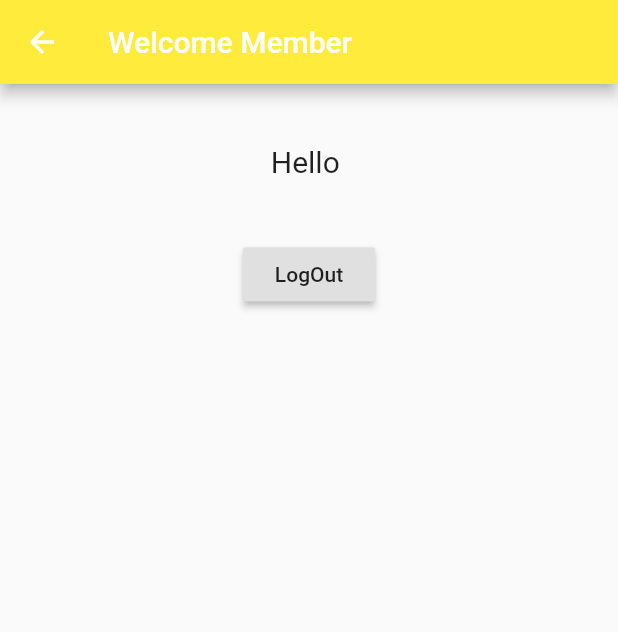
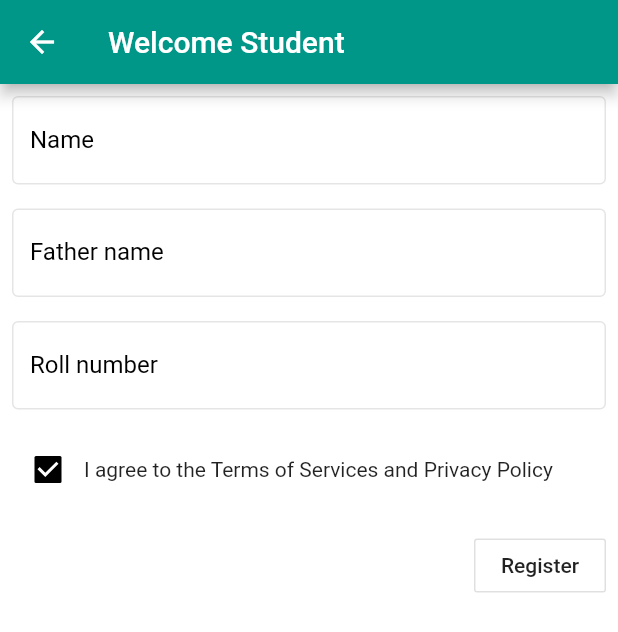
Before and after one commit to Lwin-Ko/alert, a Flutter app: the MemberPage screen opened by its route, on a phone screen of 412 x 824 dp. Shown: the top 632 px of the screen. Run offline on Flutter 3.47's test engine with Material 2 defaults, Android fonts, the phone set to English and light mode, and no system bars.

```diff
--- a/lib/MemberPage.dart
+++ b/lib/MemberPage.dart
@@ -1,30 +1,106 @@
 import 'package:flutter/material.dart';
+import 'ThemeData.dart';
 
-class MemberPage extends StatelessWidget {
+class MemberPage extends StatefulWidget {
+  const MemberPage({Key key, String username}) : super(key: key);
 
-  MemberPage({this.username});
-  final String username;
+  @override
+  State<StatefulWidget> createState() => _MemberPageState();
+}
+
+class _MemberPageState extends State<MemberPage> {
+  final GlobalKey<FormState> _formKey = GlobalKey<FormState>();
+  bool _agreedToTOS = true;
 
   @override
   Widget build(BuildContext context) {
-    return Scaffold(
-      appBar: AppBar(title: Text("Welcome Member"),),
-      body: Column(
+    return  Scaffold(
+      appBar: AppBar(title: Text("Welcome Student"),),
+        body:  new Form(
+      key: _formKey,
+      child: Container(
+        padding: const EdgeInsets.all(8.0),
+      child: Column(
+        crossAxisAlignment: CrossAxisAlignment.start,
         children: <Widget>[
-          new Padding(padding: EdgeInsets.only(top: 40.0)),
-          Center(child: Text('Hello $username', style: TextStyle(fontSize: 20.0),)),
-
-          new Padding(padding: EdgeInsets.only(top: 40.0)),
-//          Text('Hello $username', style: TextStyle(fontSize: 20.0),),
-
-          RaisedButton(
-            child: Text("LogOut"),
-            onPressed: (){
-              Navigator.pushReplacementNamed(context,'/MyHomePage');
+          TextFormField(
+            decoration: const InputDecoration(
+              labelText: 'Name',
+            ),
+            validator: (String value) {
+              if (value.trim().isEmpty) {
+                return 'Name is required';
+              }
             },
+          ),
+          const SizedBox(height: 16.0),
+          TextFormField(
+            decoration: const InputDecoration(
+              labelText: 'Father name',
+            ),
+            validator: (String value) {
+              if (value.trim().isEmpty) {
+                return 'Father name is required';
+              }
+            },
+          ),
+          const SizedBox(height: 16.0),
+          TextFormField(
+            decoration: const InputDecoration(
+              labelText: 'Roll number',
+            ),
+            validator: (String value) {
+              if (value.trim().isEmpty) {
+                return 'Roll Nummber is required';
+              }
+            },
+          ),
+          Padding(
+            padding: const EdgeInsets.symmetric(vertical: 16.0),
+            child: Row(
+              children: <Widget>[
+                Checkbox(
+                  value: _agreedToTOS,
+                  onChanged: _setAgreedToTOS,
+                ),
+                GestureDetector(
+                  onTap: () => _setAgreedToTOS(!_agreedToTOS),
+                  child: const Text(
+                    'I agree to the Terms of Services and Privacy Policy',
+                  ),
+                ),
+              ],
+            ),
+          ),
+          Row(
+            children: <Widget>[
+              const Spacer(),
+              OutlineButton(
+                highlightedBorderColor: Colors.black,
+                onPressed: _submittable() ? _submit : null,
+                child: const Text('Register'),
+              ),
+            ],
           ),
         ],
       ),
+    ),
+    )
     );
   }
+
+  bool _submittable() {
+    return _agreedToTOS;
+  }
+
+  void _submit() {
+    _formKey.currentState.validate();
+    print('Form submitted');
+  }
+
+  void _setAgreedToTOS(bool newValue) {
+    setState(() {
+      _agreedToTOS = newValue;
+    });
+  }
 }
```
Also changed, not shown: lib/ThemeData.dart (added, +39 -0 lines), lib/main.dart (+18 -42 lines), images/uit.gif (added), 6 other files.
